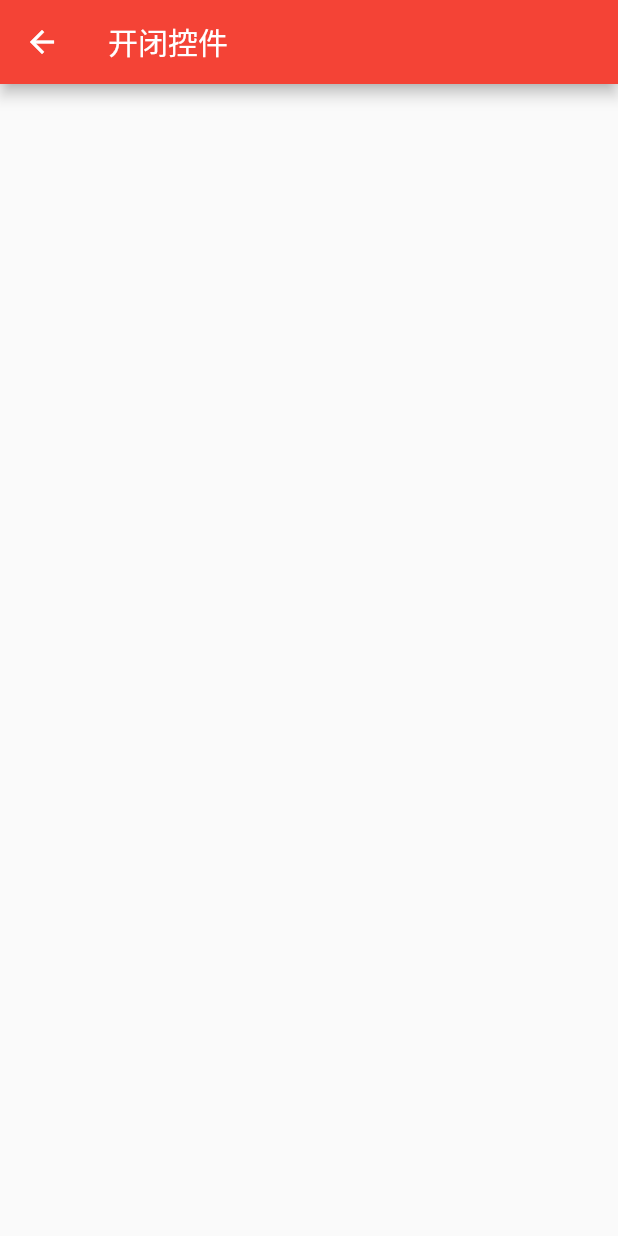
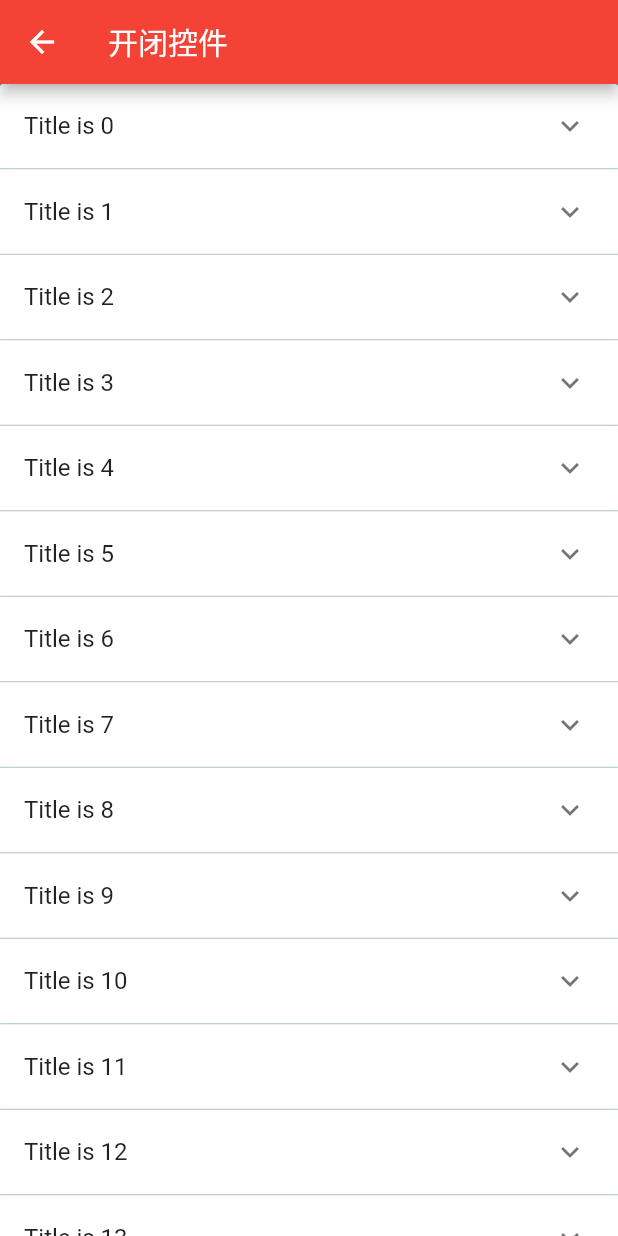
Before and after one commit to IvanYue/FlutterWidgetDemo, a Flutter app: the ExpansionListDemo screen opened directly, on a phone screen of 412 x 824 dp. Run offline on Flutter 3.47's test engine with Material 2 defaults, Android fonts, the phone set to English and light mode, and no system bars; missing offline and left inert: dart:ffi.

Commit message:
系统自带开合控件列表 贝塞尔曲线 闪屏 右滑返回 轻量级提示 拖动效果

```diff
--- a/lib/main.dart
+++ b/lib/main.dart
@@ -7,9 +7,17 @@ import 'keep_alive_demo.dart';
 import 'custom_search_widget.dart';
 import 'custom_wrap_widget.dart';
 import 'sys_expansion_tile_demo.dart';
+import 'sys_expansionList_demo.dart';
+import 'custom_beizer_demo.dart';
+import 'custom_splashscreen.dart';
+import 'custom_right_back.dart';
+import 'sys_tool_tip_demo.dart';
+import 'drop_widget_demo.dart';
+
 
 
 void main() => runApp(MyApp());
+
 
 class MyApp extends StatelessWidget {
   // This widget is the root of your application.
@@ -42,12 +50,12 @@ class _MyHomePageState extends State<MyHomePage> {
     {'title':'搜索条','widget':CustomSearchBarWidget()},
     {'title':'简单流式布局','widget':CustomWrapDemo()},
     {'title':'系统自带开合控件','widget':ExpansionTileDemo()},
-    {'title':'系统自带开合控件列表','widget':''},
-    {'title':'贝塞尔曲线','widget':''},
-    {'title':'闪屏','widget':''},
-    {'title':'右滑返回','widget':''},
-    {'title':'轻量级提示','widget':''},
-    {'title':'拖动效果','widget':''},
+    {'title':'系统自带开合控件列表','widget':ExpansionListDemo()},
+    {'title':'贝塞尔曲线','widget':CustomBeizerDemo()},
+    {'title':'闪屏','widget':CustomSplashScreen()},
+    {'title':'右滑返回','widget':CustomRightBackDemo()},
+    {'title':'轻量级提示','widget':ToolTipDemo()},
+    {'title':'拖动效果','widget':DraggableWidgetDemo()},
   ];
 
   @override
@@ -66,8 +74,8 @@ class _MyHomePageState extends State<MyHomePage> {
               Navigator.of(context).push(
                 MaterialPageRoute(
                   builder: (BuildContext context){
-                    return info['widget'];
-                  }
+                      return info['widget'];
+                    }
                   )
               );
             },
--- a/lib/sys_expansionList_demo.dart
+++ b/lib/sys_expansionList_demo.dart
@@ -8,6 +8,18 @@ class ExpansionListDemo extends StatefulWidget {
 }
 
 class _ExpansionDemoState extends State<ExpansionListDemo> {
+
+  List<ExpansionBean> _expansionList=[];
+
+  @override
+  void initState() {
+    for (var i = 0; i < 20; i++) {
+      _expansionList.add(ExpansionBean(i,false));
+    }
+    super.initState();
+  }
+
+
   @override
   Widget build(BuildContext context) {
     return Scaffold(
@@ -16,9 +28,36 @@ class _ExpansionDemoState extends State<ExpansionListDemo> {
           color: Colors.lightBlue,
           child: SingleChildScrollView(
             child:ExpansionPanelList(
+              children: _expansionList.map((e){
+                return ExpansionPanel(
+                  headerBuilder: (context,bol){
+                    return ListTile(
+                      title: Text('Title is ${e.index}'),
+                    );
+                  },
+                  body: ListTile(title: Text('Detail is ${e.index}'),),
+                  isExpanded: e.isExpansion,//控制开合
+                );
+              }).toList(),
+              expansionCallback: (panelIndex, isExpanded) {
+                setState(() {
+                  _expansionList.forEach((e){
+                    if(e.index == panelIndex){
+                      e.isExpansion = !isExpanded;
+                    }
+                  });
+                });
+              },
               // animationDuration: ,
               )
           ),
         ));
   }
 }
+
+
+class ExpansionBean{
+  var index;//下标
+  var isExpansion;//控制开合
+  ExpansionBean(this.index,this.isExpansion);
+}
```
Also changed, not shown: lib/custom_beizer_demo.dart (added, +67 -0 lines), lib/custom_right_back.dart (added, +32 -0 lines), lib/custom_splashscreen.dart (added, +52 -0 lines), lib/drop_widget_demo.dart (added, +86 -0 lines), lib/sys_tool_tip_demo.dart (added, +20 -0 lines), 2 other files.
